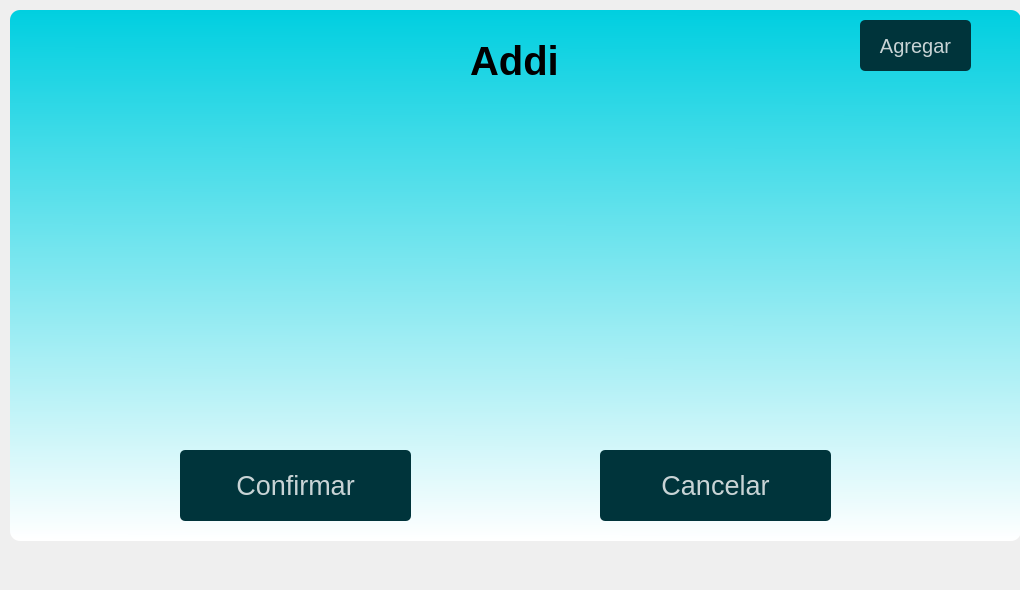
daburneo1/addi, file ui/ihr.ui: the form before one commit.
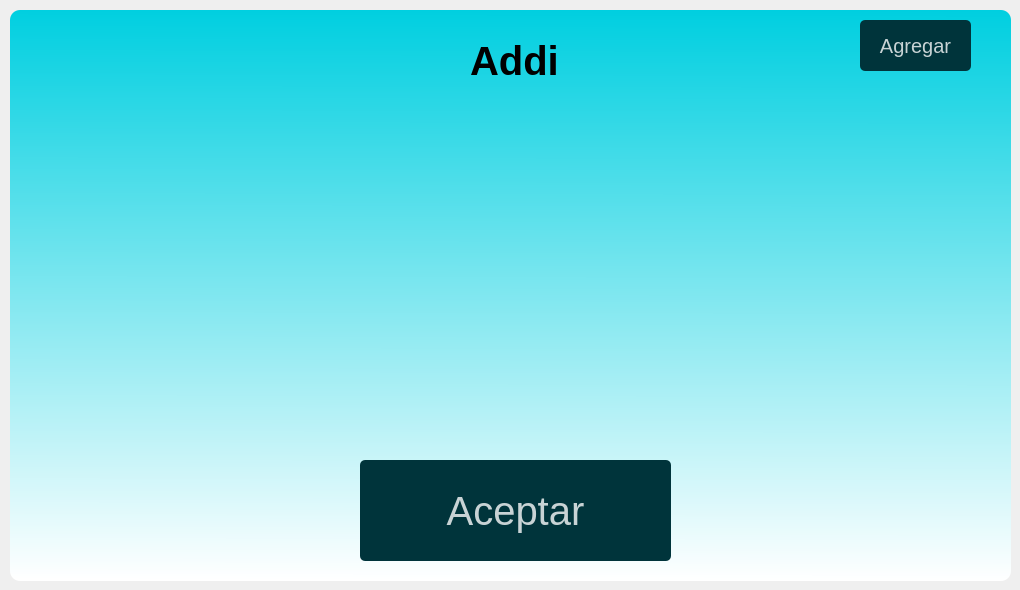
The form after the commit.

The edit to the form file:
```diff
--- a/ui/ihr.ui
+++ b/ui/ihr.ui
@@ -72,8 +72,8 @@
      <rect>
       <x>10</x>
       <y>0</y>
-      <width>1011</width>
-      <height>531</height>
+      <width>1001</width>
+      <height>571</height>
      </rect>
     </property>
     <property name="styleSheet">
@@ -89,19 +89,19 @@
    <widget class="QPushButton" name="pushButtonConfirmar">
     <property name="geometry">
      <rect>
-      <x>180</x>
-      <y>440</y>
-      <width>231</width>
-      <height>71</height>
+      <x>360</x>
+      <y>450</y>
+      <width>311</width>
+      <height>101</height>
      </rect>
     </property>
     <property name="font">
      <font>
-      <pointsize>20</pointsize>
+      <pointsize>30</pointsize>
      </font>
     </property>
     <property name="text">
-     <string>Confirmar</string>
+     <string>Aceptar</string>
     </property>
    </widget>
    <widget class="QLabel" name="label_4">
@@ -124,43 +124,25 @@
      <string>Addi</string>
     </property>
    </widget>
-   <widget class="QPushButton" name="pushButtonCancelar">
-    <property name="geometry">
-     <rect>
-      <x>600</x>
-      <y>440</y>
-      <width>231</width>
-      <height>71</height>
-     </rect>
-    </property>
-    <property name="font">
-     <font>
-      <pointsize>20</pointsize>
-     </font>
-    </property>
-    <property name="text">
-     <string>Cancelar</string>
-    </property>
-   </widget>
    <widget class="QLabel" name="Emoji">
     <property name="geometry">
      <rect>
-      <x>250</x>
-      <y>90</y>
-      <width>561</width>
-      <height>291</height>
+      <x>370</x>
+      <y>80</y>
+      <width>300</width>
+      <height>300</height>
      </rect>
     </property>
     <property name="minimumSize">
      <size>
-      <width>561</width>
-      <height>291</height>
+      <width>300</width>
+      <height>300</height>
      </size>
     </property>
     <property name="maximumSize">
      <size>
-      <width>561</width>
-      <height>291</height>
+      <width>300</width>
+      <height>300</height>
      </size>
     </property>
     <property name="text">
```
